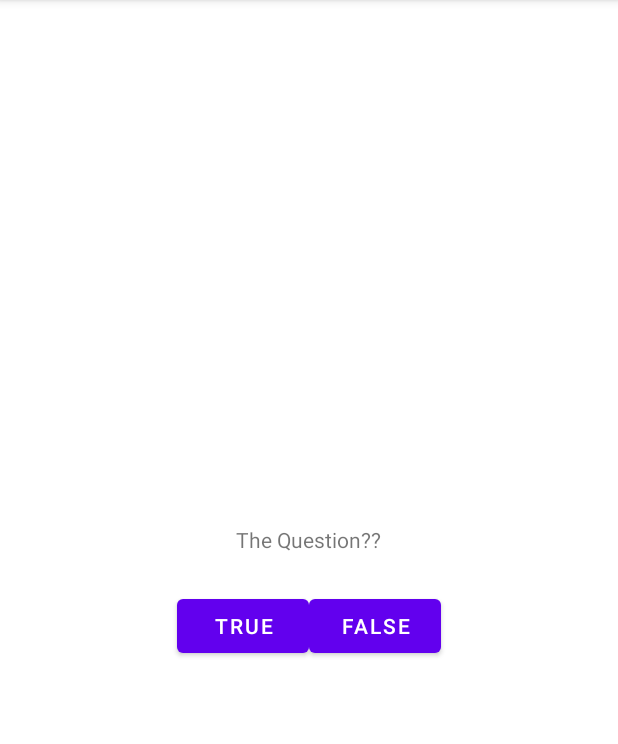
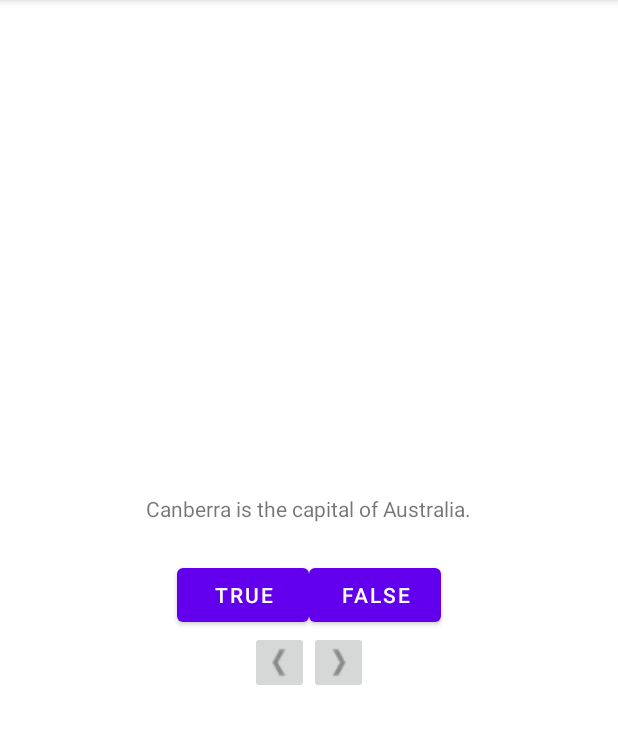
Before and after one commit to Herbert77/AndroidProgrammingGuide_SampleCode, an Android app: the screen it shows after launch (MainActivity), on a phone screen of 412 x 824 dp, the part 84-828 px from its top. Run offline under Robolectric (Android 15) with nearby library versions, the phone set to English and light mode, and no system bars.

Commit message:
Chapter 2 源码示例提交。
知识要点：

1、修饰class 的 data 关键字；
2、使用 tools命名空间，tools:text；
3、把图片资源引入到 res 目录的drawable 文件夹；
4、设置控件大小使用到的像素单位（px、dp、sp）；
5、ImageButton 的使用。

```diff
--- a/01/app/src/main/java/com/cocoa/geoquiz/MainActivity.kt
+++ b/01/app/src/main/java/com/cocoa/geoquiz/MainActivity.kt
@@ -4,12 +4,26 @@ import androidx.appcompat.app.AppCompatActivity
 import android.os.Bundle
 import android.view.Gravity
 import android.widget.Button
+import android.widget.ImageButton
+import android.widget.TextView
 import android.widget.Toast
 
 class MainActivity : AppCompatActivity() {
 
     private lateinit var trueButton: Button
     private lateinit var falseButton: Button
+    private lateinit var preButton: ImageButton
+    private lateinit var nextButton: ImageButton
+    private lateinit var questionTextView: TextView
+
+    private val questionBank = listOf(
+        Question(R.string.question_australia, true),
+        Question(R.string.question_oceans, true),
+        Question(R.string.question_asia, true),
+        Question(R.string.question_africa, false),
+        Question(R.string.question_mideast, false))
+
+    private var currentIndex = 0
 
     override fun onCreate(savedInstanceState: Bundle?) {
         super.onCreate(savedInstanceState)
@@ -17,18 +31,68 @@ class MainActivity : AppCompatActivity() {
 
         trueButton = findViewById<Button>(R.id.true_button)
         falseButton = findViewById<Button>(R.id.false_button)
+        preButton = findViewById(R.id.previous_button)
+        nextButton = findViewById(R.id.next_button)
+        questionTextView = findViewById(R.id.question_text_view)
 
         // 添加控件监听器
         trueButton.setOnClickListener {
-            var toast = Toast.makeText(this, R.string.correct_toast, Toast.LENGTH_SHORT)
-            toast.setGravity(Gravity.TOP, 0, 0)
-            toast.show()
+            checkAnswer(true)
         }
 
         falseButton.setOnClickListener {
-            var toast = Toast.makeText(this, R.string.incorrect_toast, Toast.LENGTH_SHORT)
-            toast.setGravity(Gravity.BOTTOM, 0, 0)
-            toast.show()
+            checkAnswer(false)
         }
+
+        preButton.setOnClickListener {
+            if (currentIndex > 0) {
+                currentIndex -= 1
+            }
+            else {
+                currentIndex = questionBank.size - 1
+            }
+            updateQuestion()
+        }
+
+        nextButton.setOnClickListener {
+            currentIndex = (currentIndex + 1) % questionBank.size
+            updateQuestion()
+        }
+
+        questionTextView.setOnClickListener {
+            currentIndex = (currentIndex + 1) % questionBank.size
+            updateQuestion()
+        }
+
+        updateQuestion()
+    }
+
+    // 更新问题
+    private fun updateQuestion() {
+        val questionTextResId = questionBank[currentIndex].textResId
+        questionTextView.setText(questionTextResId)
+    }
+
+    // 根据用户输入答案和标准答案进行对比, 显示结果提示
+    private fun checkAnswer(userAnswer: Boolean) {
+        val correctAnswer = questionBank[currentIndex].answer
+
+        val toastMsgResId = if (userAnswer == correctAnswer) {
+            R.string.correct_toast
+        }
+        else {
+            R.string.incorrect_toast
+        }
+
+        var toast = Toast.makeText(this, toastMsgResId, Toast.LENGTH_SHORT)
+        toast.setGravity(Gravity.BOTTOM, 0, 0)
+        toast.show()
     }
 }
+
+/**
+ *  关于图片大小的设置,有几个大小的单位
+ *  px : short for pixel.
+ *  dp : short for density-independent(与密度无关的像素) pixel. One dp is always 1/160 of an inch on a device’s screen.
+ *  sp : short for scale-independent(与缩放无关的像素) pixel. 关联到了用户偏好的字体大小.设置字体使用 sp.
+ */
--- /dev/null
+++ b/01/app/src/main/java/com/cocoa/geoquiz/Question.kt
@@ -0,0 +1,6 @@
+package com.cocoa.geoquiz
+
+import androidx.annotation.StringRes
+
+// data 关键字作用: 自动实现类的 equals(), hashCode(), toString()
+data class Question(@StringRes val textResId: Int, val answer: Boolean)
--- a/01/app/src/main/res/layout/activity_main.xml
+++ b/01/app/src/main/res/layout/activity_main.xml
@@ -9,11 +9,11 @@
     tools:context=".MainActivity">
 
     <TextView
-        android:id="@+id/textView"
+        android:id="@+id/question_text_view"
         android:layout_width="wrap_content"
         android:layout_height="wrap_content"
         android:padding="24dp"
-        android:text="@string/question_text" />
+        tools:text="@string/question_australia" />
 
     <LinearLayout
         android:layout_width="match_parent"
@@ -32,6 +32,24 @@
             android:layout_width="wrap_content"
             android:layout_height="wrap_content"
             android:text="@string/false_button" />
+    </LinearLayout>
 
+    <LinearLayout
+        android:layout_width="wrap_content"
+        android:layout_height="wrap_content"
+        android:gravity="center"
+        android:orientation="horizontal" >
+
+        <ImageButton
+            android:id="@+id/previous_button"
+            android:layout_width="wrap_content"
+            android:layout_height="wrap_content"
+            android:src="@drawable/arrow_left" />
+
+        <ImageButton
+            android:id="@+id/next_button"
+            android:layout_width="wrap_content"
+            android:layout_height="wrap_content"
+            android:src="@drawable/arrow_right" />
     </LinearLayout>
 </LinearLayout>
--- a/01/app/src/main/res/values/strings.xml
+++ b/01/app/src/main/res/values/strings.xml
@@ -2,7 +2,16 @@
     <string name="app_name">GeoQuiz</string>
     <string name="true_button">true</string>
     <string name="false_button">false</string>
-    <string name="question_text">The Question??</string>
+    <string name="previous_button">prev</string>
+    <string name="next_button">next</string>
+    <string name="question_australia">Canberra is the capital of Australia.</string>
     <string name="correct_toast">Correct!</string>
     <string name="incorrect_toast">Incorrect!</string>
+
+    <string name="question_oceans">The Pacific Ocean is larger than the Atlantic Ocean.</string>
+    <string name="question_mideast">The Suez Canal connects the Red Sea and the Indian Ocean.</string>
+    <string name="question_africa">The source of the Nile River is in Egypt.</string>
+    <string name="question_americas">The Amazon River is the longest river in the Americas.</string>
+    <string name="question_asia">Lake Baikal is the world\'s oldest and deepest freshwater lake.</string>
+
 </resources>
```
Also changed, not shown: 01/app/src/main/res/drawable/arrow_left.png (added), 01/app/src/main/res/drawable/arrow_right.png (added).
